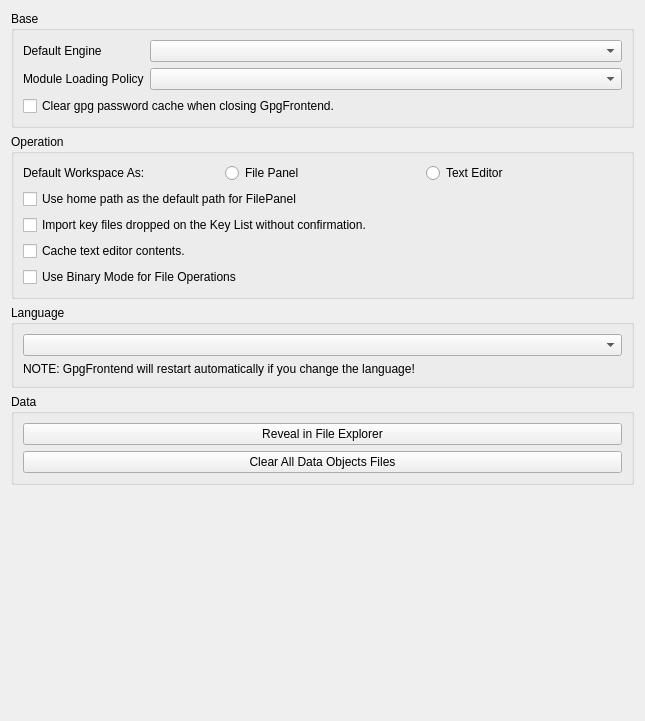
The window that ui/GeneralSettings.ui (saturneric/GpgFrontend) describes before a commit, drawn with Qt 5.
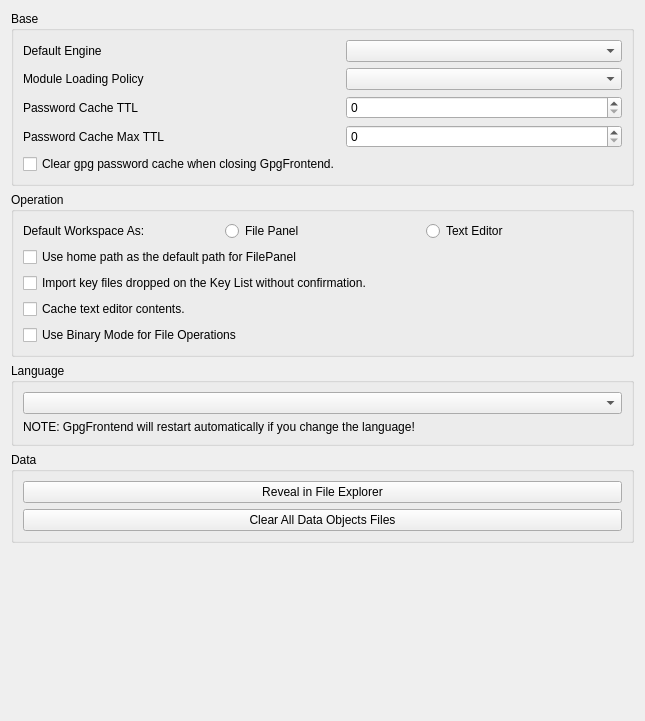
The same window after the commit.

Commit message: feat(rpgp): add rPGP password cache TTL setting

Patch:
```diff
--- a/ui/GeneralSettings.ui
+++ b/ui/GeneralSettings.ui
@@ -43,13 +43,6 @@
               </property>
              </widget>
             </item>
-            <item row="2" column="0" colspan="2">
-             <widget class="QCheckBox" name="clearGpgPasswordCacheCheckBox">
-              <property name="text">
-               <string>Clear gpg password cache when closing GpgFrontend.</string>
-              </property>
-             </widget>
-            </item>
             <item row="0" column="0">
              <widget class="QLabel" name="defaultEngineLabel">
               <property name="text">
@@ -60,6 +53,33 @@
             <item row="0" column="1">
              <widget class="QComboBox" name="defaultEngineComboBox"/>
             </item>
+            <item row="3" column="0">
+             <widget class="QLabel" name="rpgpCacheTtlLabel">
+              <property name="text">
+               <string>Password Cache TTL</string>
+              </property>
+             </widget>
+            </item>
+            <item row="3" column="1">
+             <widget class="QSpinBox" name="rpgpCacheTtlSpinBox"/>
+            </item>
+            <item row="5" column="0">
+             <widget class="QLabel" name="rpgpCacheMaxTtlLabel">
+              <property name="text">
+               <string>Password Cache Max TTL</string>
+              </property>
+             </widget>
+            </item>
+            <item row="5" column="1">
+             <widget class="QSpinBox" name="rpgpCacheMaxTtlSpinBox"/>
+            </item>
+            <item row="6" column="0">
+             <widget class="QCheckBox" name="clearGpgPasswordCacheCheckBox">
+              <property name="text">
+               <string>Clear gpg password cache when closing GpgFrontend.</string>
+              </property>
+             </widget>
+            </item>
            </layout>
           </item>
          </layout>
```
The commit also changes 4 other files.
